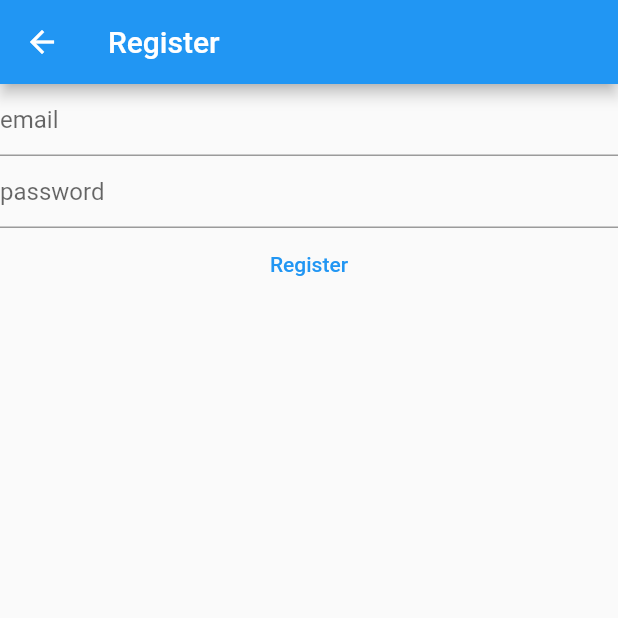
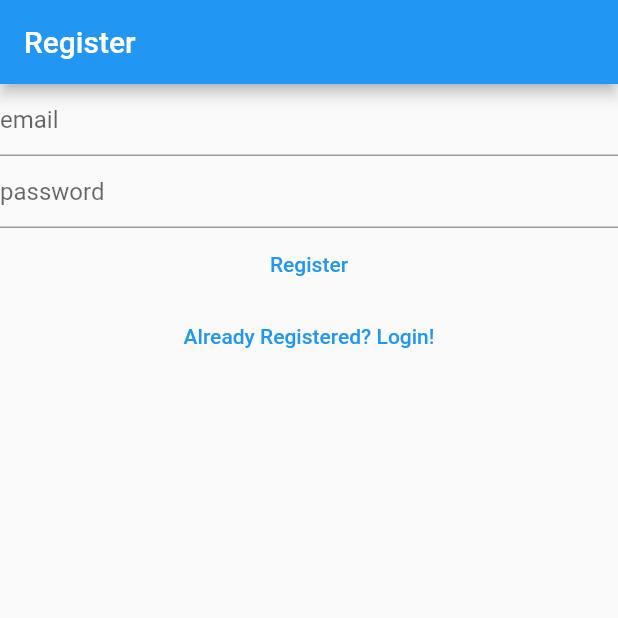
Before and after one commit to ghilo2206/my-notes, a Flutter app: the RegisterView screen opened directly, on a phone screen of 412 x 824 dp, the top half of it. Run offline on Flutter 3.47's test engine with Material 2 defaults, Android fonts, the phone set to English and light mode, and no system bars; our stand-ins replace firebase_auth, firebase_core; accounts and stored records are empty.

Commit message:
'step-2'

```diff
--- a/lib/views/register_view.dart
+++ b/lib/views/register_view.dart
@@ -1,9 +1,7 @@
 import 'package:firebase_auth/firebase_auth.dart';
-import 'package:firebase_core/firebase_core.dart';
 import 'package:flutter/cupertino.dart';
 import 'package:flutter/material.dart';
 
-import '../firebase_options.dart';
 
 class RegisterView extends StatefulWidget {
   const RegisterView({Key? key}) : super(key: key);
@@ -37,15 +35,7 @@ class _RegisterViewState extends State<RegisterView> {
       appBar: AppBar(
         title: const Text('Register'),
       ),
-        body: FutureBuilder(
-          future: Firebase.initializeApp(
-            options: DefaultFirebaseOptions.currentPlatform,
-          ),
-          builder: (context,snapshot){
-            switch (snapshot.connectionState){
-
-              case ConnectionState.done:
-                return Column(
+      body: Column(
         children: [
           TextField(
             controller: _email,
@@ -86,16 +76,17 @@ class _RegisterViewState extends State<RegisterView> {
                 }
               } ,
               child: const Text('Register')
+          ),
+          TextButton(onPressed: (){
+            Navigator.of(context).pushNamedAndRemoveUntil(
+              '/login/',
+                  (route) => false,
+            );
+          },
+              child: const Text('Already Registered? Login!')
           )
         ],
-                );
-              default:
-                return const Text('loading.........');
-            }
-
-          },
-
-        )
+      ),
     );
   }
 }
```
Also changed, not shown: flutter sheet sheet.txt (+8 -0 lines), lib/main.dart (+16 -13 lines), lib/views/login_view.dart (+10 -19 lines), lib/views/verify_email_view.dart (added, +32 -0 lines). Lines whose indentation alone changed are shown as unchanged.
